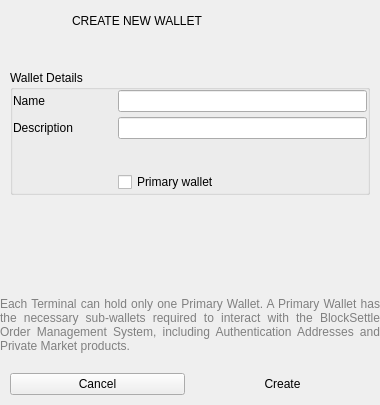
First picture: the form in BlockSettleUILib/CreateWalletDialog.ui, repository BlockSettle/terminal, before the edit.
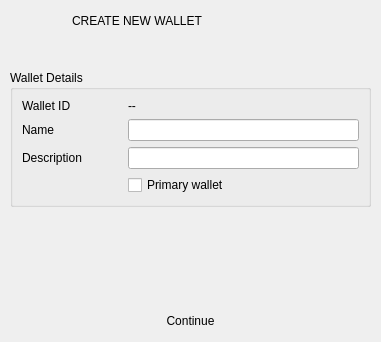
Second picture: the form after the edit. Icons and pictures are not drawn. Custom widgets are drawn as their Qt base class.

Commit message:
WIP update new wallet dialog.
- Allow seed printing when new wallet created.
- Force new wallet seed backup check.
- Force encryption password check.

```diff
--- a/BlockSettleUILib/CreateWalletDialog.ui
+++ b/BlockSettleUILib/CreateWalletDialog.ui
@@ -6,8 +6,8 @@
    <rect>
     <x>0</x>
     <y>0</y>
-    <width>380</width>
-    <height>405</height>
+    <width>381</width>
+    <height>342</height>
    </rect>
   </property>
   <property name="minimumSize">
@@ -124,47 +124,27 @@
         <property name="title">
          <string>Wallet Details</string>
         </property>
-        <layout class="QVBoxLayout" name="verticalLayout_2">
-         <property name="spacing">
-          <number>5</number>
-         </property>
-         <property name="leftMargin">
-          <number>0</number>
-         </property>
-         <property name="topMargin">
-          <number>0</number>
-         </property>
-         <property name="rightMargin">
-          <number>0</number>
-         </property>
-         <property name="bottomMargin">
-          <number>0</number>
-         </property>
-         <item>
-          <widget class="QWidget" name="horizontalWidget_2" native="true">
-           <property name="minimumSize">
-            <size>
-             <width>0</width>
-             <height>0</height>
-            </size>
-           </property>
-           <layout class="QHBoxLayout" name="horizontalLayout_2">
-            <property name="spacing">
-             <number>5</number>
-            </property>
-            <property name="leftMargin">
-             <number>0</number>
-            </property>
-            <property name="topMargin">
-             <number>0</number>
-            </property>
-            <property name="rightMargin">
-             <number>0</number>
-            </property>
-            <property name="bottomMargin">
-             <number>0</number>
-            </property>
-            <item>
+        <layout class="QGridLayout" name="gridLayout">
+         <item row="3" column="1">
+          <widget class="QCheckBox" name="checkBoxPrimaryWallet">
+           <property name="enabled">
+            <bool>true</bool>
+           </property>
+           <property name="sizePolicy">
+            <sizepolicy hsizetype="Expanding" vsizetype="Fixed">
+             <horstretch>0</horstretch>
+             <verstretch>0</verstretch>
+            </sizepolicy>
+           </property>
+           <property name="text">
+            <string>Primary wallet</string>
+           </property>
+          </widget>
+         </item>
+         <item row="2" column="1">
+          <widget class="QLineEdit" name="lineEditDescription"/>
+         </item>
+         <item row="1" column="0">
              <widget class="QLabel" name="label_3">
               <property name="sizePolicy">
                <sizepolicy hsizetype="Fixed" vsizetype="Preferred">
@@ -195,37 +175,10 @@
               </property>
              </widget>
             </item>
-            <item>
+         <item row="1" column="1">
              <widget class="QLineEdit" name="lineEditWalletName"/>
             </item>
-           </layout>
-          </widget>
-         </item>
-         <item>
-          <widget class="QWidget" name="horizontalWidget_3" native="true">
-           <property name="minimumSize">
-            <size>
-             <width>0</width>
-             <height>0</height>
-            </size>
-           </property>
-           <layout class="QHBoxLayout" name="horizontalLayout_3">
-            <property name="spacing">
-             <number>5</number>
-            </property>
-            <property name="leftMargin">
-             <number>0</number>
-            </property>
-            <property name="topMargin">
-             <number>0</number>
-            </property>
-            <property name="rightMargin">
-             <number>0</number>
-            </property>
-            <property name="bottomMargin">
-             <number>0</number>
-            </property>
-            <item>
+         <item row="2" column="0">
              <widget class="QLabel" name="label_4">
               <property name="sizePolicy">
                <sizepolicy hsizetype="Fixed" vsizetype="Preferred">
@@ -262,8 +215,22 @@
               </property>
              </widget>
             </item>
-            <item>
-             <widget class="QLineEdit" name="lineEditDescription"/>
+         <item row="0" column="0">
+          <widget class="QLabel" name="label_5">
+           <property name="text">
+            <string>Wallet ID</string>
+           </property>
+          </widget>
+         </item>
+         <item row="0" column="1">
+          <widget class="QLabel" name="labelWalletId">
+           <property name="text">
+            <string>--</string>
+           </property>
+          </widget>
+         </item>
+        </layout>
+       </widget>
             </item>
            </layout>
           </widget>
@@ -279,71 +246,6 @@
           </widget>
          </item>
          <item>
-          <widget class="QWidget" name="horizontalWidgetPrimary" native="true">
-           <property name="minimumSize">
-            <size>
-             <width>0</width>
-             <height>0</height>
-            </size>
-           </property>
-           <layout class="QHBoxLayout" name="horizontalLayout_4">
-            <property name="spacing">
-             <number>0</number>
-            </property>
-            <property name="leftMargin">
-             <number>0</number>
-            </property>
-            <property name="topMargin">
-             <number>0</number>
-            </property>
-            <property name="rightMargin">
-             <number>0</number>
-            </property>
-            <property name="bottomMargin">
-             <number>0</number>
-            </property>
-            <item>
-             <spacer name="horizontalSpacer_2">
-              <property name="orientation">
-               <enum>Qt::Horizontal</enum>
-              </property>
-              <property name="sizeType">
-               <enum>QSizePolicy::Fixed</enum>
-              </property>
-              <property name="sizeHint" stdset="0">
-               <size>
-                <width>105</width>
-                <height>0</height>
-               </size>
-              </property>
-             </spacer>
-            </item>
-            <item>
-             <widget class="QCheckBox" name="checkBoxPrimaryWallet">
-              <property name="enabled">
-               <bool>true</bool>
-              </property>
-              <property name="sizePolicy">
-               <sizepolicy hsizetype="Expanding" vsizetype="Fixed">
-                <horstretch>0</horstretch>
-                <verstretch>0</verstretch>
-               </sizepolicy>
-              </property>
-              <property name="text">
-               <string>Primary wallet</string>
-              </property>
-             </widget>
-            </item>
-           </layout>
-          </widget>
-         </item>
-        </layout>
-       </widget>
-      </item>
-     </layout>
-    </widget>
-   </item>
-   <item>
     <spacer name="verticalSpacer">
      <property name="orientation">
       <enum>Qt::Vertical</enum>
@@ -356,25 +258,6 @@
      </property>
     </spacer>
    </item>
-   <item>
-    <widget class="QLabel" name="labelHintPrimary">
-     <property name="styleSheet">
-      <string notr="true">QLabel { color: gray }</string>
-     </property>
-     <property name="text">
-      <string>Each Terminal can hold only one Primary Wallet. A Primary Wallet has the necessary sub-wallets required to interact with the BlockSettle Order Management System, including Authentication Addresses and Private Market products.</string>
-     </property>
-     <property name="alignment">
-      <set>Qt::AlignJustify|Qt::AlignVCenter</set>
-     </property>
-     <property name="wordWrap">
-      <bool>true</bool>
-     </property>
-     <property name="margin">
-      <number>5</number>
-     </property>
-    </widget>
-   </item>
    <item>
     <widget class="QWidget" name="widget" native="true">
      <property name="buttonBar" stdset="0">
@@ -405,23 +288,7 @@
          </size>
         </property>
         <property name="text">
-         <string>Cancel</string>
-        </property>
-        <property name="autoDefault">
-         <bool>false</bool>
-        </property>
-       </widget>
-      </item>
-      <item>
-       <widget class="QPushButton" name="pushButtonCreate">
-        <property name="minimumSize">
-         <size>
-          <width>100</width>
-          <height>0</height>
-         </size>
-        </property>
-        <property name="text">
-         <string>Create</string>
+         <string>Continue</string>
         </property>
         <property name="default">
          <bool>true</bool>
```
Left out of the diff: 2 changed lines with no effect on the pictures. Lines whose indentation alone changed are shown as unchanged. The commit also changes 19 other files.
